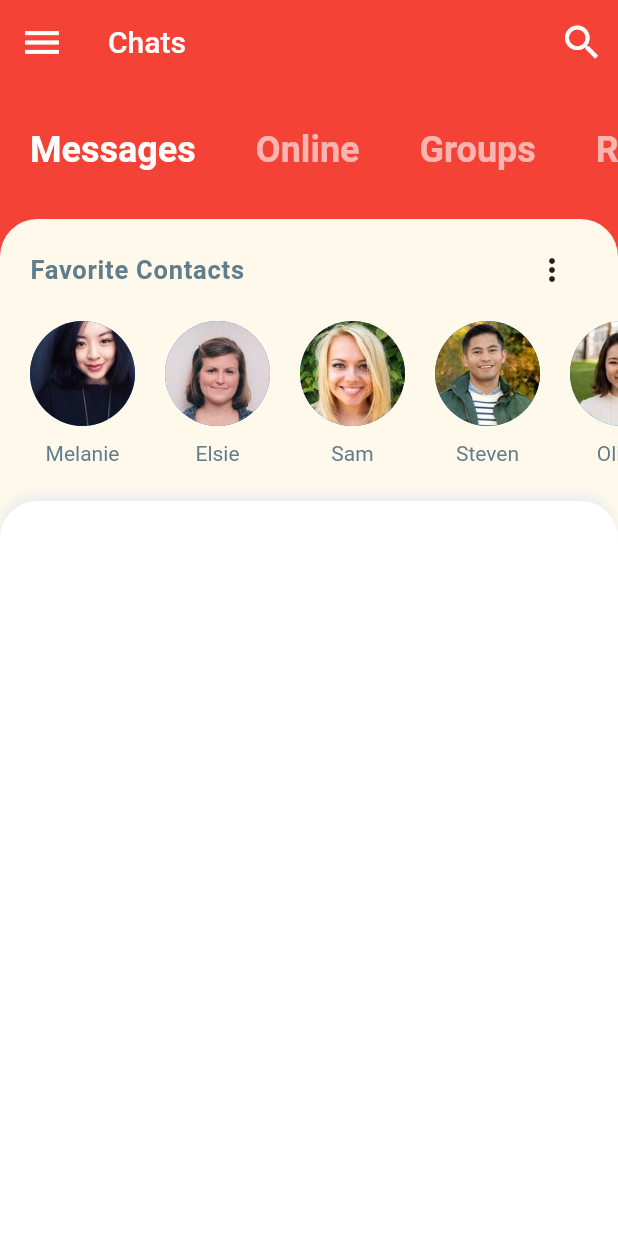
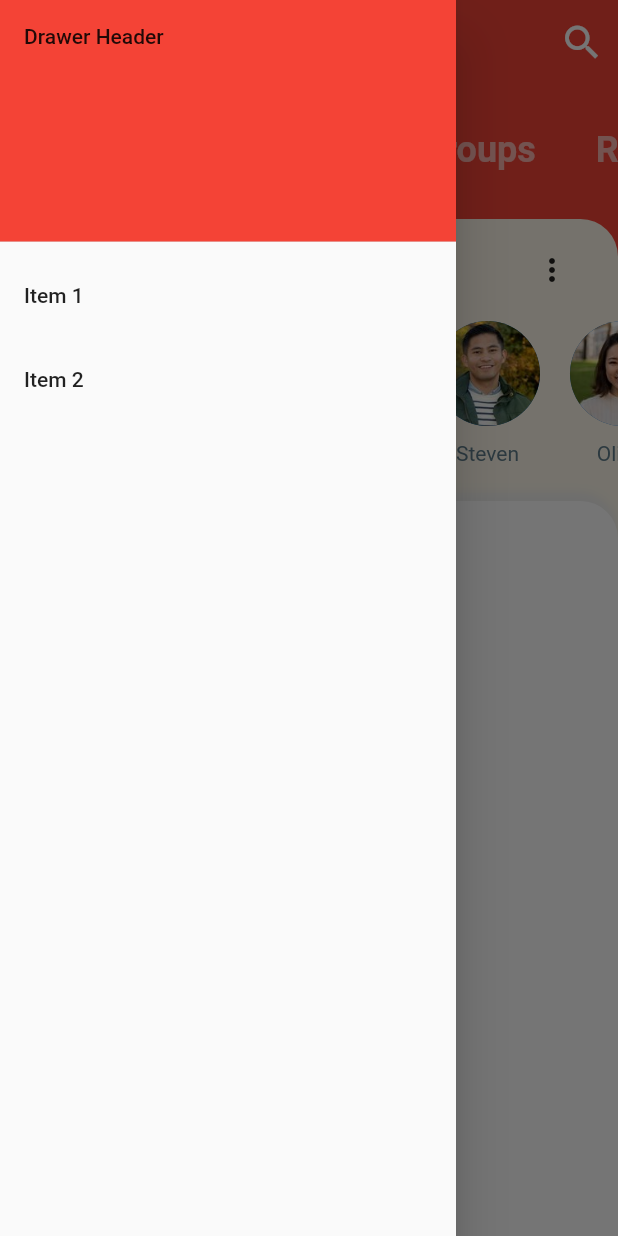
Before and after one commit to Jaybee4real/Chat_UI, a Flutter app: the screen it shows after launch, with the side drawer open (before the commit the screen has no drawer), on a phone screen of 412 x 824 dp. Run offline on Flutter 3.47's test engine with Material 2 defaults, Android fonts, the phone set to English and light mode, and no system bars.

Commit message:
_added drawer, not yet populated

```diff
--- a/lib/screens/home.dart
+++ b/lib/screens/home.dart
@@ -1,6 +1,7 @@
 import 'package:flutter/material.dart';
 import 'package:flutter_chat_ui/widgets/category_selector.dart';
 import 'package:flutter_chat_ui/widgets/favorite_contacts.dart';
+import 'package:flutter_chat_ui/widgets/drawer.dart';
 
 class HomeScreen extends StatefulWidget {
   @override
@@ -12,13 +13,10 @@ class _HomeScreenState extends State<HomeScreen> {
   Widget build(BuildContext context) {
     return Scaffold(
       backgroundColor: Theme.of(context).primaryColor,
+      drawer: Drawer(
+        child: AppDrawer()
+      ),
       appBar: AppBar(
-          leading: IconButton(
-            icon: Icon(Icons.menu),
-            color: Colors.white,
-            iconSize: 30.0,
-            onPressed: () {},
-          ),
           elevation: 0.0,
           actions: <Widget>[
             IconButton(
@@ -48,7 +46,10 @@ class _HomeScreenState extends State<HomeScreen> {
                       decoration: BoxDecoration(
                           color: Colors.white,
                           boxShadow: [
-                            BoxShadow(color: Colors.grey.shade200, blurRadius: 5, offset: Offset(-1, -5)),
+                            BoxShadow(
+                                color: Colors.grey.shade200,
+                                blurRadius: 5,
+                                offset: Offset(-1, -5)),
                           ],
                           borderRadius: BorderRadius.only(
                               topLeft: Radius.circular(25.0),
--- /dev/null
+++ b/lib/widgets/drawer.dart
@@ -0,0 +1,40 @@
+import 'package:flutter/material.dart';
+
+class AppDrawer extends StatefulWidget {
+  const AppDrawer({Key? key}) : super(key: key);
+
+  @override
+  _AppDrawerState createState() => _AppDrawerState();
+}
+
+class _AppDrawerState extends State<AppDrawer> {
+  @override
+  Widget build(BuildContext context) {
+    return ListView(
+      // Important: Remove any padding from the ListView.
+      padding: EdgeInsets.zero,
+      children: <Widget>[
+        DrawerHeader(
+          decoration: BoxDecoration(
+            color: Colors.red,
+          ),
+          child: Text('Drawer Header'),
+        ),
+        ListTile(
+          title: Text('Item 1'),
+          onTap: () {
+            // Update the state of the app.
+            // ...
+          },
+        ),
+        ListTile(
+          title: Text('Item 2'),
+          onTap: () {
+            // Update the state of the app.
+            // ...
+          },
+        ),
+      ],
+    );
+  }
+}
```
